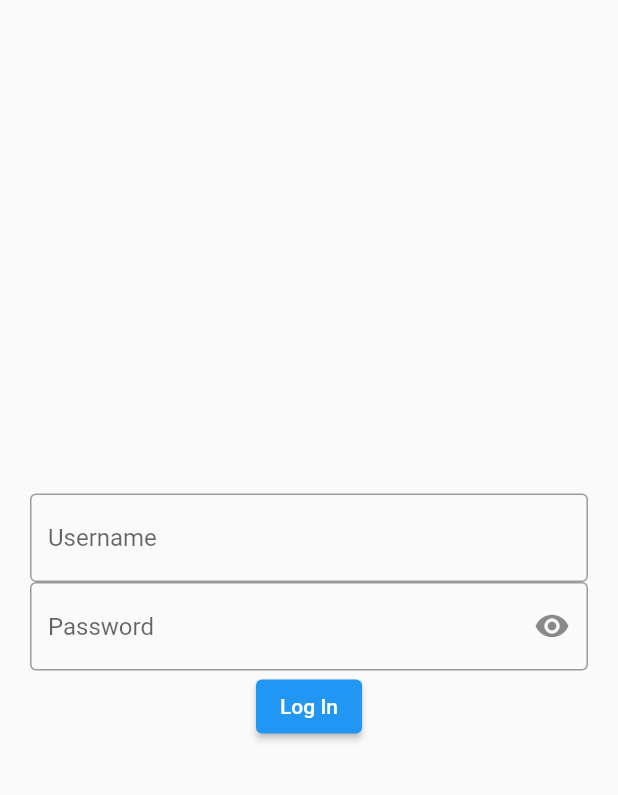
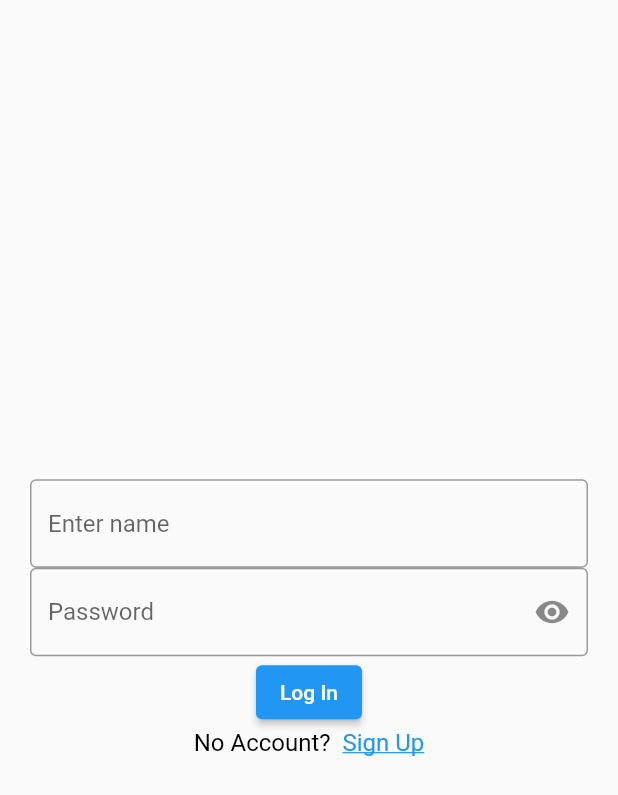
Before and after one commit to anurag548/flutter_application_2, a Flutter app: the screen it shows after launch, after a tap on "Log In", on a phone screen of 412 x 824 dp. Shown: the top 795 px of the screen. Run offline on Flutter 3.47's test engine with Material 2 defaults, Android fonts, the phone set to English and light mode, and no system bars; our stand-ins replace firebase_auth, firebase_core; accounts and stored records are empty; network calls fail.

Commit message:
SecondCommit

```diff
--- a/lib/login_widget.dart
+++ b/lib/login_widget.dart
@@ -1,6 +1,8 @@
 import 'package:flutter/material.dart';
 import 'package:firebase_auth/firebase_auth.dart';
 import 'package:flutter/gestures.dart';
+import 'package:flutter_application_2/reuse/reusable_assets.dart';
+import './registration_widget.dart';
 
 class LoginWidget extends StatefulWidget {
   const LoginWidget({Key? key}) : super(key: key);
@@ -19,11 +21,7 @@ class _LoginWidgetState extends State<LoginWidget> {
       body: Padding(
           padding: const EdgeInsets.all(20.0),
           child: Column(mainAxisAlignment: MainAxisAlignment.center, children: [
-            TextField(
-              controller: usernameText,
-              decoration: InputDecoration(
-                  hintText: "Username", border: OutlineInputBorder()),
-            ),
+            reuseIt(usernameText, false, "Enter name"),
 
             //**Password Field */
             TextField(
@@ -33,7 +31,7 @@ class _LoginWidgetState extends State<LoginWidget> {
               autocorrect: false,
               decoration: InputDecoration(
                   hintText: "Password",
-                  border: OutlineInputBorder(),
+                  border: const OutlineInputBorder(),
                   suffixIcon: IconButton(
                     icon: Icon(
                       _isHidden ? Icons.visibility : Icons.visibility_off,
@@ -46,14 +44,36 @@ class _LoginWidgetState extends State<LoginWidget> {
                   )),
             ),
             ElevatedButton(child: const Text('Log In'), onPressed: logIn),
+            RichText(
+                text: TextSpan(
+                    style: TextStyle(color: Colors.black, fontSize: 16),
+                    text: 'No Account?  ',
+                    children: [
+                  TextSpan(
+                      recognizer: TapGestureRecognizer()
+                        ..onTap = () {
+                          Navigator.push(
+                              context,
+                              MaterialPageRoute(
+                                  builder: (context) => RegistrationWidget()));
+                        },
+                      text: 'Sign Up',
+                      style: TextStyle(
+                          decoration: TextDecoration.underline,
+                          color: Theme.of(context).colorScheme.secondary))
+                ]))
           ])),
     );
   }
 
   Future logIn() async {
-    await FirebaseAuth.instance.signInWithEmailAndPassword(
-      email: usernameText.text.trim(),
-      password: passwordText.text.trim(),
-    );
+    try {
+      await FirebaseAuth.instance.signInWithEmailAndPassword(
+        email: usernameText.text.trim(),
+        password: passwordText.text.trim(),
+      );
+    } on FirebaseAuthException catch (e) {
+      print(e);
+    }
   }
 }
--- a/lib/main.dart
+++ b/lib/main.dart
@@ -3,14 +3,20 @@ import 'package:flutter/material.dart';
 import './login_widget.dart';
 import './home_widget.dart';
 import './registration_widget.dart';
+import 'package:firebase_core/firebase_core.dart';
 
-void main() => runApp(const MyApp());
+Future<void> main() async {
+  WidgetsFlutterBinding.ensureInitialized();
+  await Firebase.initializeApp();
+  runApp(const MyApp());
+}
 
 class MyApp extends StatelessWidget {
   const MyApp({Key? key}) : super(key: key);
 
   @override
-  Widget build(BuildContext context) => MaterialApp(
+  Widget build(BuildContext context) {
+    return MaterialApp(
       debugShowCheckedModeBanner: false,
       home: StreamBuilder<User?>(
           stream: FirebaseAuth.instance.authStateChanges(),
@@ -23,3 +29,4 @@ class MyApp extends StatelessWidget {
           }),
     );
   }
+}
--- a/lib/registration_widget.dart
+++ b/lib/registration_widget.dart
@@ -1,6 +1,19 @@
 import 'package:flutter/material.dart';
 import 'package:flutter/gestures.dart';
 
+//**TODO: Create a registration page with  */
 
+class RegistrationWidget extends StatefulWidget {
+  @override
+  State<RegistrationWidget> createState() => _RegistrationWidgetState();
+}
 
-//**TODO: Create a registration page with  */
+class _RegistrationWidgetState extends State<RegistrationWidget> {
+  @override
+  Widget build(BuildContext context) => Scaffold(
+        appBar: AppBar(
+          title: Text("Register Yourself"),
+        ),
+        body: Column(),
+      );
+}
--- /dev/null
+++ b/lib/reuse/reusable_assets.dart
@@ -0,0 +1,15 @@
+import 'package:flutter/material.dart';
+
+TextField reuseIt(
+  TextEditingController controller,
+  bool isPass,
+  String name,
+) {
+  return TextField(
+    controller: controller,
+    obscureText: isPass,
+    enableSuggestions: !isPass,
+    autocorrect: !isPass,
+    decoration: InputDecoration(hintText: name, border: OutlineInputBorder()),
+  );
+}
--- a/pubspec.yaml
+++ b/pubspec.yaml
@@ -35,6 +35,7 @@ dependencies:
   # Use with the CupertinoIcons class for iOS style icons.
   cupertino_icons: ^1.0.2
   firebase_auth: ^3.3.15
+  firebase_core: ^1.15.0
 
 dev_dependencies:
   flutter_test:
```
Also changed, not shown: pubspec.lock, 1 other file. Lines whose indentation alone changed are shown as unchanged.
